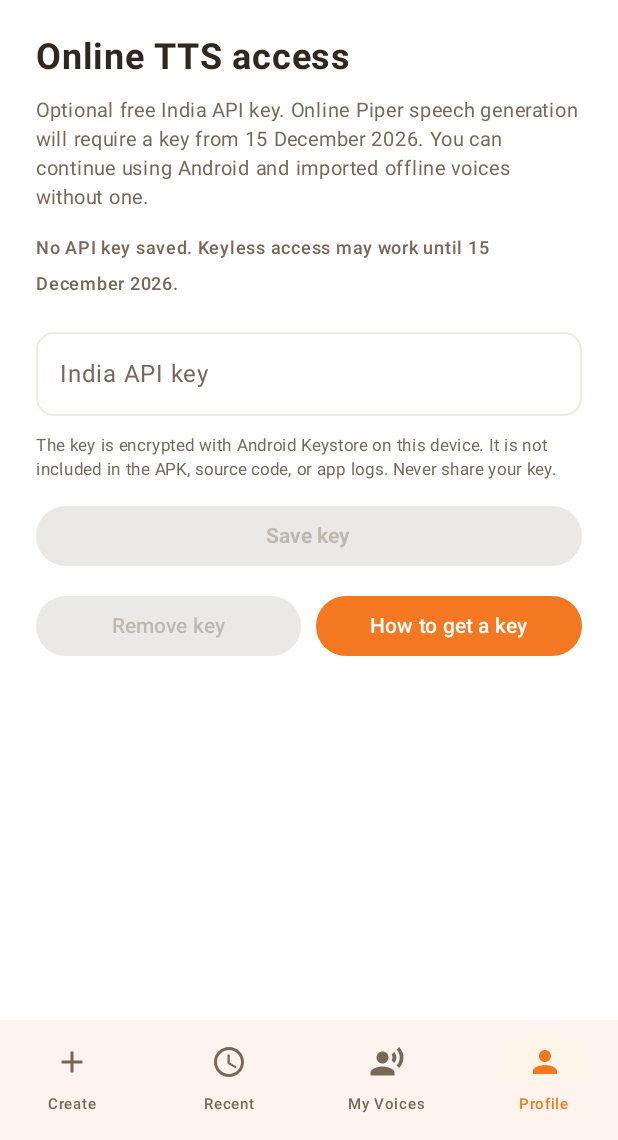
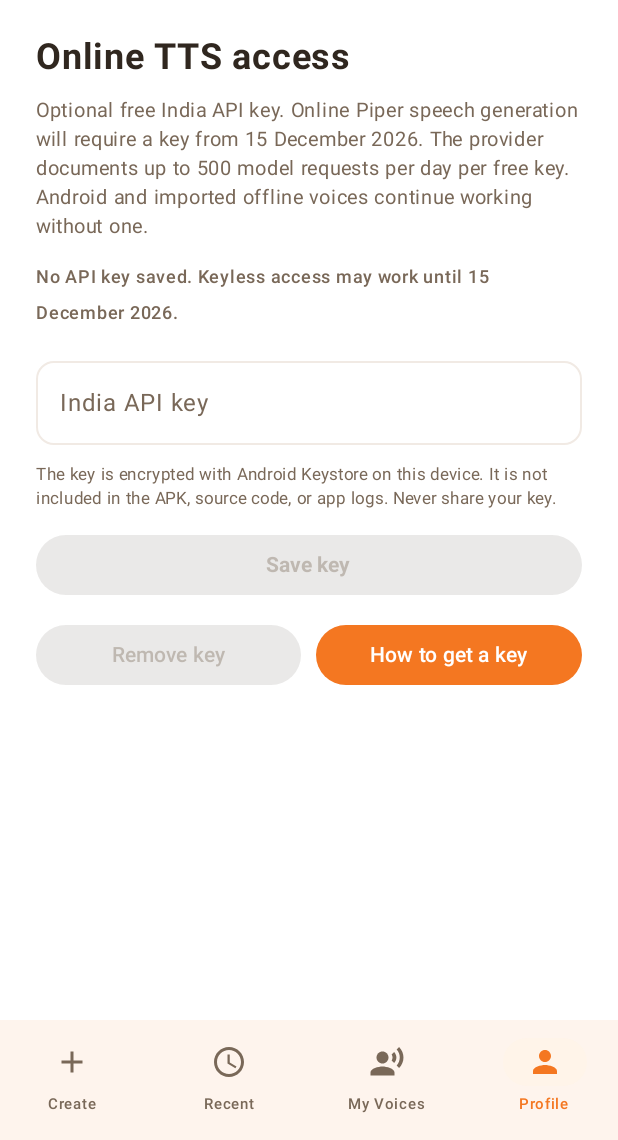
Before and after one commit to Amruth1988/T2S, an Android app built with Jetpack Compose: the screen it shows after launch (MainActivity), item 4 of the bottom bar chosen, on a phone screen of 412 x 824 dp, the part 96-1236 px from its top. Run offline under Robolectric (Android 15) with nearby library versions, the phone set to English and light mode, and no system bars; pictures from the network do not load.

Commit message:
Clarify free online TTS daily quota and key validation

```diff
--- a/app/src/main/java/com/t2sstudio/app/ApiKeySettingsScreen.kt
+++ b/app/src/main/java/com/t2sstudio/app/ApiKeySettingsScreen.kt
@@ -47,13 +47,13 @@ fun ApiKeySettingsScreen() {
     ) {
         Text("Online TTS access", color = T2SText, fontSize = 24.sp, fontWeight = FontWeight.Bold)
         Text(
-            "Optional free India API key. Online Piper speech generation will require a key from 15 December 2026. You can continue using Android and imported offline voices without one.",
+            "Optional free India API key. Online Piper speech generation will require a key from 15 December 2026. The provider documents up to 500 model requests per day per free key. Android and imported offline voices continue working without one.",
             color = T2SSecondaryText,
             fontSize = 13.sp,
             lineHeight = 19.sp
         )
         Text(
-            if (configured) "A key is saved securely on this device." else "No API key saved. Keyless access may work until 15 December 2026.",
+            if (configured) "A key is encrypted on this device; the provider checks it when you generate speech." else "No API key saved. Keyless access may work until 15 December 2026.",
             color = if (configured) T2SOrange else T2SSecondaryText,
             fontSize = 12.sp,
             fontWeight = FontWeight.SemiBold
```
